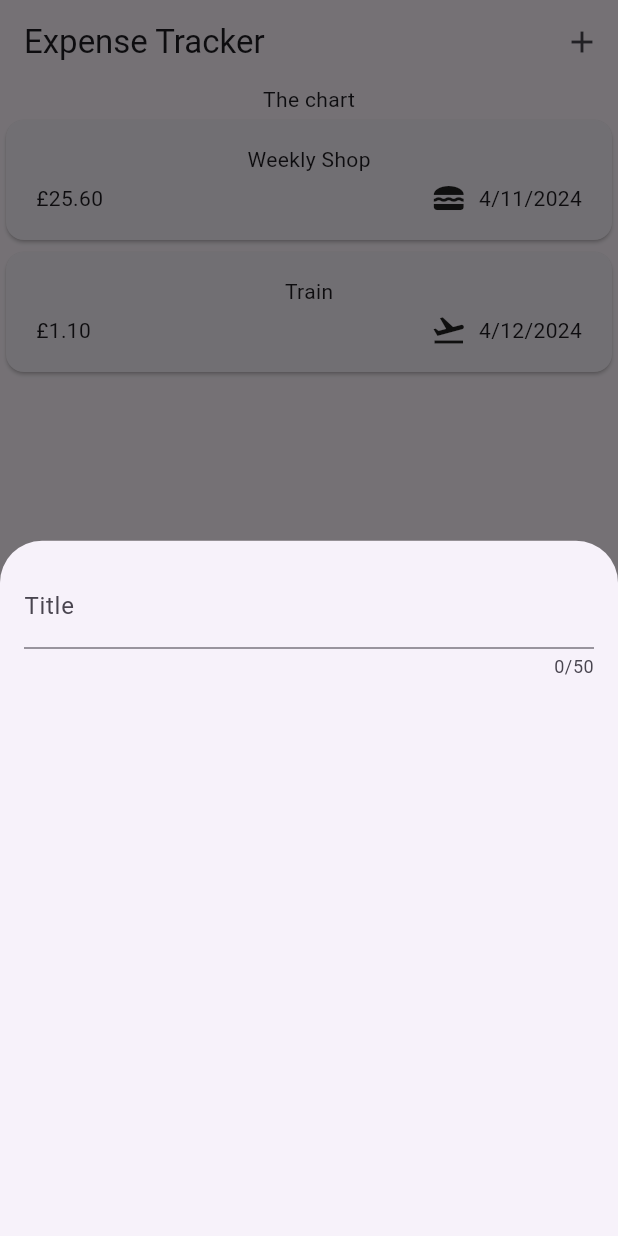
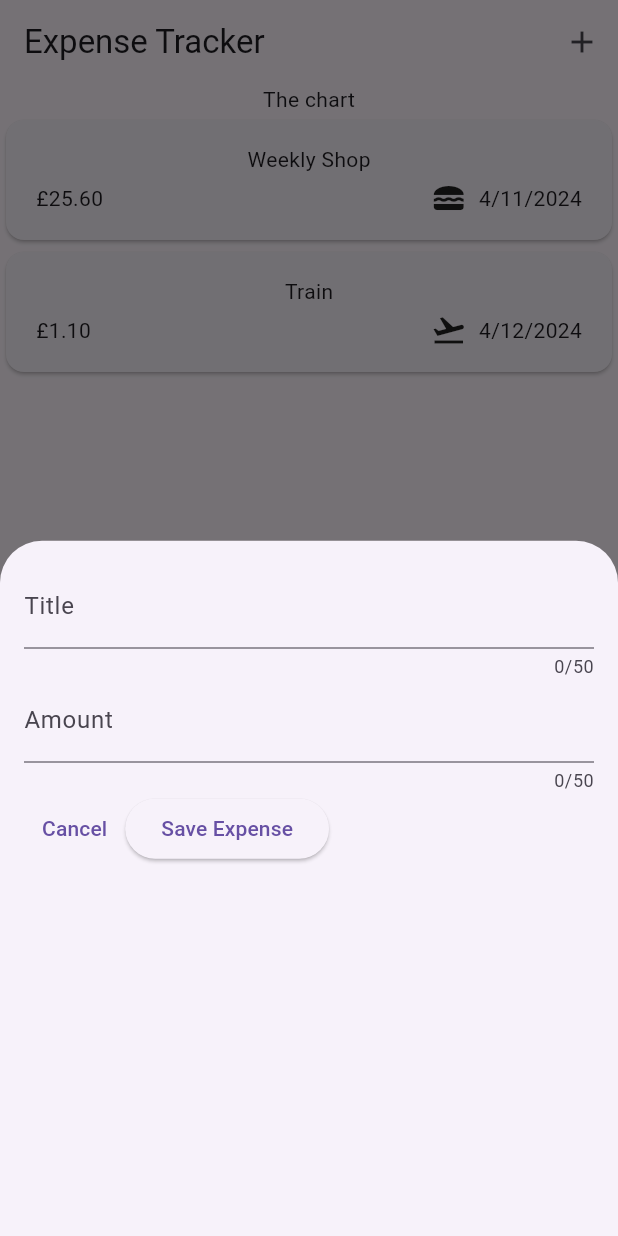
Before and after one commit to B0ilingT/expense-tracker-demo-app, a Flutter app: the screen it shows after launch, after a tap on the "add" icon, on a phone screen of 412 x 824 dp. Run offline on Flutter 3.47's test engine with Material 3 defaults, Android fonts, the phone set to English and light mode, and no system bars.

Commit message:
Added Cancel Button

```diff
--- a/Flutter Projects/TestFinance/expense_tracker/lib/widgets/new_expense.dart
+++ b/Flutter Projects/TestFinance/expense_tracker/lib/widgets/new_expense.dart
@@ -10,20 +10,49 @@ class NewExpense extends StatefulWidget {
 }
 
 class _NewExpenseState extends State<NewExpense> {
+  final _titleController = TextEditingController();
+  final _amountController = TextEditingController();
+
+  @override
+  void dispose() {
+    _titleController.dispose();
+    super.dispose();
+  }
+
   @override
   Widget build(BuildContext context) {
-    return const Padding(
-      padding: EdgeInsets.all(16),
-      child: Column(
-        children: [
+    return Padding(
+        padding: const EdgeInsets.all(16),
+        child: Column(children: [
           TextField(
+            controller: _titleController,
+            enableSuggestions: true,
             maxLength: 50,
-            decoration: InputDecoration(
-              label: Text("Title")
+            decoration: const InputDecoration(label: Text("Title")),
+          ),
+          TextField(
+            controller: _amountController,
+            keyboardType: const TextInputType.numberWithOptions(
+              decimal: true,
             ),
-          )
-        ]
-      )
-    );
+            maxLength: 50,
+            decoration:
+                const InputDecoration(label: Text("Amount"), prefixText: "£ "),
+          ),
+          Row(children: [
+            TextButton(
+                onPressed: () {
+                  Navigator.pop(context);
+                },
+                child: const Text("Cancel")),
+            ElevatedButton(
+              onPressed: () {
+                print("Title: " + _titleController.text);
+                print("Amount: " + _amountController.text);
+              },
+              child: const Text('Save Expense'),
+            ),
+          ])
+        ]));
   }
 }
```
Also changed, not shown: 1 other file.
